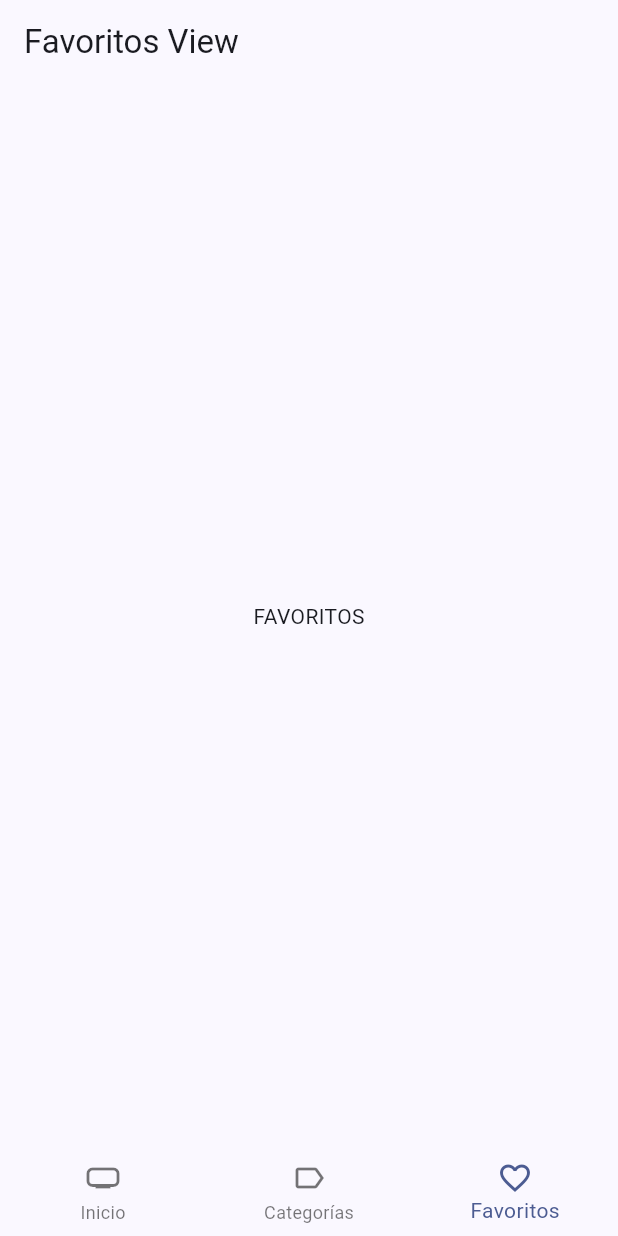
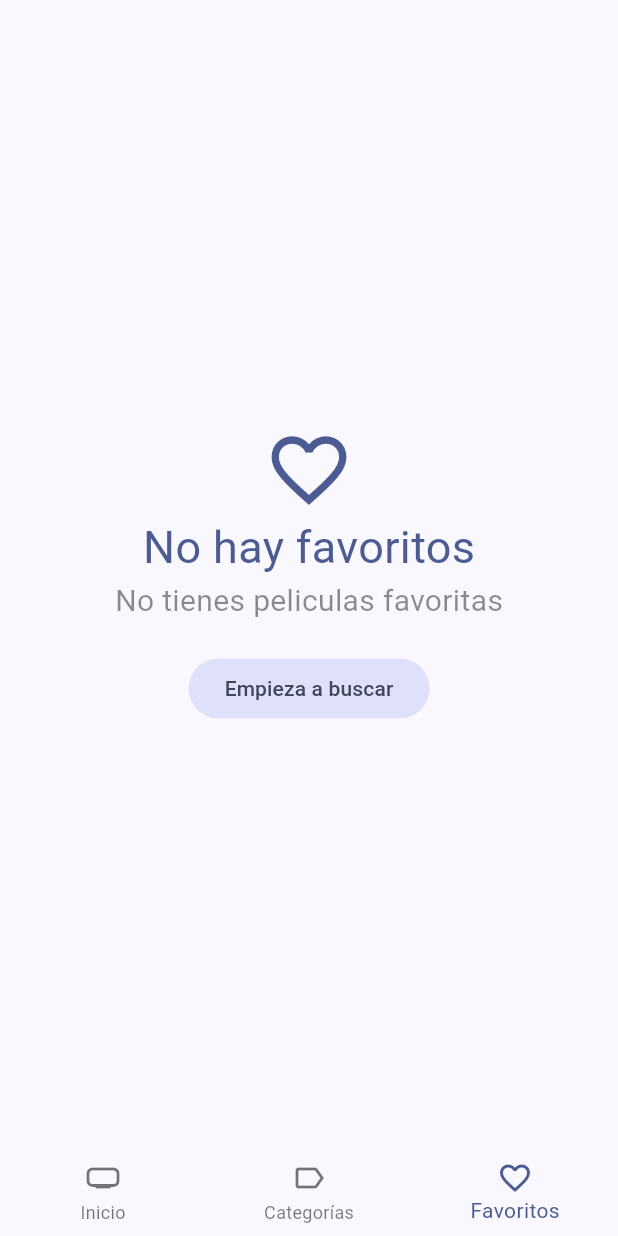
Before and after one commit to vrincon/flutter_cinemapp, a Flutter app: the screen it shows after launch, item 3 of the bottom bar chosen, on a phone screen of 412 x 824 dp. Run offline on Flutter 3.47's test engine with Material 3 defaults, Android fonts, the phone set to English and light mode, and no system bars; our stand-ins replace animate_do, card_swiper, dio, flutter_dotenv, flutter_riverpod, go_router and 1 more; accounts and stored records are empty; generated files the repository leaves out were written again; network calls fail; key blocks and very long unbroken strings in the code were emptied for the run.

Commit message:
Se termino la clase

```diff
--- a/lib/infrastructure/models/moviedb/movie_details.dart
+++ b/lib/infrastructure/models/moviedb/movie_details.dart
@@ -142,8 +142,8 @@ class BelongsToCollection {
       BelongsToCollection(
         id: json["id"],
         name: json["name"],
-        posterPath: json["poster_path"],
-        backdropPath: json["backdrop_path"],
+        posterPath: json["poster_path"] ?? '',
+        backdropPath: json["backdrop_path"] ?? '',
       );
 
   Map<String, dynamic> toJson() => {
--- a/lib/presentation/provider/prodivers.dart
+++ b/lib/presentation/provider/prodivers.dart
@@ -10,3 +10,6 @@ export 'actors/actor_by_movie_provider.dart';
 export 'actors/actors_repository_provider.dart';
 
 export 'search/search_movies_provider.dart';
+
+export 'storage/local_storage_prodiver.dart';
+export 'storage/favorite_movies_prodiver.dart';
--- a/lib/presentation/views/movies/favorites_view.dart
+++ b/lib/presentation/views/movies/favorites_view.dart
@@ -1,15 +1,77 @@
 import 'package:flutter/material.dart';
+import 'package:flutter_riverpod/flutter_riverpod.dart';
+import 'package:go_router/go_router.dart';
+import 'package:cinemapedia/presentation/widgets/widgets.dart';
+import 'package:cinemapedia/presentation/provider/prodivers.dart';
 
-class FavoritesView extends StatelessWidget {
+class FavoritesView extends ConsumerStatefulWidget {
   const FavoritesView({super.key});
 
   @override
+  FavoritesViewState createState() => FavoritesViewState();
+}
+
+class FavoritesViewState extends ConsumerState<FavoritesView> {
+
+  bool isLastPage = false;
+  bool isLoading = false;
+
+
+  @override
+  void initState() {
+    super.initState();
+
+    loadNextPage();
+
+  }
+
+  void loadNextPage() async {
+
+    if(isLoading || isLastPage) return;
+
+    isLoading = true;
+
+    final movies = await ref.read(favoriteMoviesProvider.notifier).loadNextPage();
+    isLoading = false;
+
+    if( movies.isEmpty ){
+      isLastPage = true;
+    }
+
+  }
+
+  @override
   Widget build(BuildContext context) {
-    return Scaffold(
-      appBar: AppBar(
-        title: const Text('Favoritos View'),
-      ),
-      body: const Center(child: Text('FAVORITOS')),
+
+    final favoriteMovies = ref.watch(favoriteMoviesProvider).values.toList();
+
+    if( favoriteMovies.isEmpty){
+
+      final colors = Theme.of(context).colorScheme;
+
+      return Center(
+        child: Column(
+          mainAxisAlignment: MainAxisAlignment.center,
+          crossAxisAlignment: CrossAxisAlignment.center,
+          children: [
+            Icon(Icons.favorite_outline_sharp, size: 60, color: colors.primary),
+            Text('No hay favoritos', style: TextStyle(fontSize: 30, color: colors.primary )),
+            const Text('No tienes peliculas favoritas', style: TextStyle(fontSize: 20, color: Colors.black45 )),
+
+            const SizedBox(height: 20),
+
+            FilledButton.tonal(onPressed: () => context.go('/home/0'),
+            child: const Text('Empieza a buscar')),
+
+          ],
+        ),
+      ) ;
+
+    }
+
+    return MovieMasonry(
+      loadNextPage: loadNextPage,
+      movies: favoriteMovies
     );
   }
 }
--- a/lib/presentation/widgets/shared/custom_appbar.dart
+++ b/lib/presentation/widgets/shared/custom_appbar.dart
@@ -44,7 +44,7 @@ class CustomAppBar extends ConsumerWidget {
                   )
                 ).then((movie) {
                   if( movie == null ) return ;
-                    context.push('/movie/${movie.id}');
+                    context.push('/home/0/movie/${movie.id}');
                 },);
 
 
--- a/lib/presentation/widgets/widgets.dart
+++ b/lib/presentation/widgets/widgets.dart
@@ -3,6 +3,8 @@
 
 export 'movies/movie_horizontal_listview.dart';
 export 'movies/movies_slideshow.dart';
+export 'movies/movie_masonry.dart';
+export 'movies/movie_poster_link.dart';
 
 export 'shared/custom_appbar.dart';
 export 'shared/custom_bottom_navigation.dart';
--- a/pubspec.yaml
+++ b/pubspec.yaml
@@ -36,6 +36,7 @@ dependencies:
     sdk: flutter
   flutter_dotenv: ^5.2.1
   flutter_riverpod: ^2.6.1
+  flutter_staggered_grid_view: ^0.7.0
   go_router: ^14.6.2
   intl: ^0.20.1
   isar: ^3.0.5
```
Also changed, not shown: lib/domain/datasource/local_storage_datasource.dart (added, +12 -0 lines), lib/domain/entities/movie.dart (+9 -0 lines), lib/domain/repositories/local_storage_repository.dart (added, +12 -0 lines), lib/infrastructure/datasources/isar_datasource.dart (added, +74 -0 lines), lib/infrastructure/repositories/local_storage_repository_impl.dart (added, +27 -0 lines), lib/presentation/provider/storage/favorite_movies_prodiver.dart (added, +67 -0 lines), lib/presentation/provider/storage/local_storage_prodiver.dart (added, +7 -0 lines), lib/presentation/screens/movies/movie_screen.dart (+81 -20 lines), lib/presentation/widgets/movies/movie_masonry.dart (added, +71 -0 lines), lib/presentation/widgets/movies/movie_poster_link.dart (added, +29 -0 lines), lib/domain/entities/movie.g.dart (added), pubspec.lock, 8 other files.
